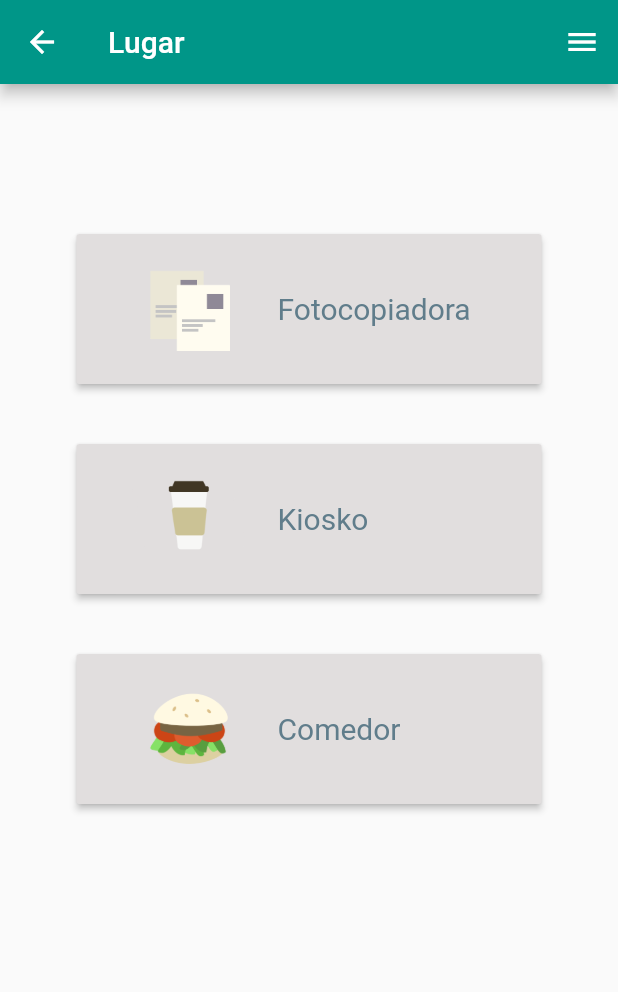
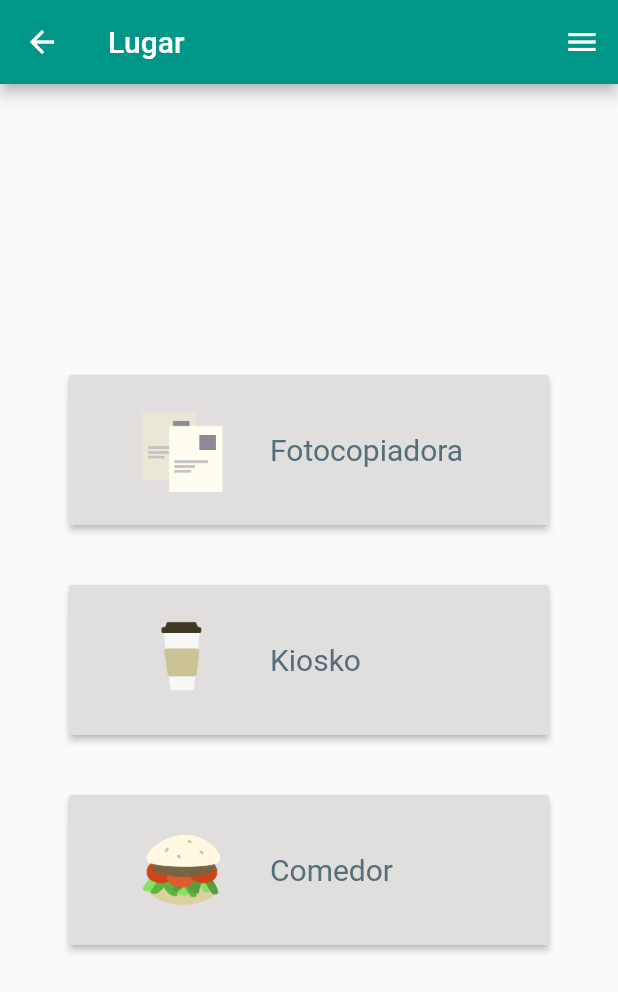
Before and after one commit to Florencia-97/Flutter-Dart-App, a Flutter app: the OrderSourcePage screen opened directly, on a phone screen of 412 x 824 dp. Shown: the top 992 px of the screen. Run offline on Flutter 3.47's test engine with Material 2 defaults, Android fonts, the phone set to English and light mode, and no system bars; our stand-ins replace firebase_auth, firebase_database, firebase_messaging, flutter_local_notifications, flutter_spinkit; missing offline and left inert: dart:ffi; accounts and stored records are empty.

Commit message:
Small changes with place form

```diff
--- a/wafi/lib/pages/order_source_page.dart
+++ b/wafi/lib/pages/order_source_page.dart
@@ -5,9 +5,7 @@ import 'package:wafi/extras/bar_app.dart';
 import 'package:wafi/extras/wafi_drawer.dart';
 import 'package:wafi/login/authentification.dart';
 import 'package:wafi/model/order_source.dart';
-import 'package:wafi/model/requested_order.dart';
 import 'package:wafi/pages/order_form_page.dart';
-//import 'package:flutter_svg/flutter_svg.dart';
 
 class OrderSourcePage extends StatefulWidget {
   OrderSourcePage({this.onLoggedOut});
@@ -22,62 +20,52 @@ class OrderSourcePage extends StatefulWidget {
 
 class _OrderSourcePageState extends State<OrderSourcePage> {
 
-  // !!!!
-  // final _typeOptions = ['Comedor', 'Fotocopiadora', 'Kiosco'];
-
   @override
   void initState() {
     super.initState();
-    widget.auth.getCurrentUser().then((user) {
-      setState(() {
-        // !!!!
-      });
-    });
   }
 
   List<Widget> _showTypeButtons() {
-
     return OrderSources.validSources.map((source) => _showOrderSourceButton(source)).toList();
   }
 
   Widget _getImage(String sector) {
     var assetImage = AssetImage(sector);
-    var image = Image(image: assetImage, height: 106.0, width: 86.0, fit: BoxFit.fitWidth,);
-    return image;
-    // return SvgPicture.asset(
-    //         'assets/coffe.svg',
-    //         width: 34,
-    //         height: 14);
+    return Image(image: assetImage, height: 106.0, width: 86.0, fit: BoxFit.fitWidth,);
   }
 
   Widget _showOrderSourceButton(OrderSource orderSource) {
     return Container(
-        padding: EdgeInsets.symmetric(horizontal: 35, vertical: 20), //EdgeInsets.fromLTRB(20.0, 45.0, 0.0, 0.0),
+      padding: EdgeInsets.symmetric(horizontal: 30, vertical: 20),
       child: SizedBox(
         height: 100.0,
         child: RaisedButton(
           color: Color(0xFFE1DEDE),
           child: ListTile(
             title: Text(orderSource.viewName,
-                style: TextStyle(fontSize: 20.0, color: Colors.blueGrey)),
+              style: TextStyle(fontSize: 20.0, color: Colors.blueGrey[600])),
             leading: _getImage(orderSource.image),
           ),
           onPressed: () => Navigator.push(context, MaterialPageRoute(builder: (context) => OrderPage(
             orderSource: orderSource,
-              onLoggedOut: widget.onLoggedOut))),
+            onLoggedOut: widget.onLoggedOut))
           ),
-        ));
+        ),
+      ),
+    );
   }
 
   Widget _showBody() {
     return Container(
-        padding: EdgeInsets.fromLTRB(16, 80, 16, 0),
+      alignment: Alignment.center,
+      padding: EdgeInsets.fromLTRB(16, 0, 16, 0),
       child: Form(
         child: ListView(
           shrinkWrap: true,
           children: _showTypeButtons(),
         ),
-        ));
+      )
+    );
   }
 
   @override
```
Lines whose indentation alone changed are shown as unchanged.
